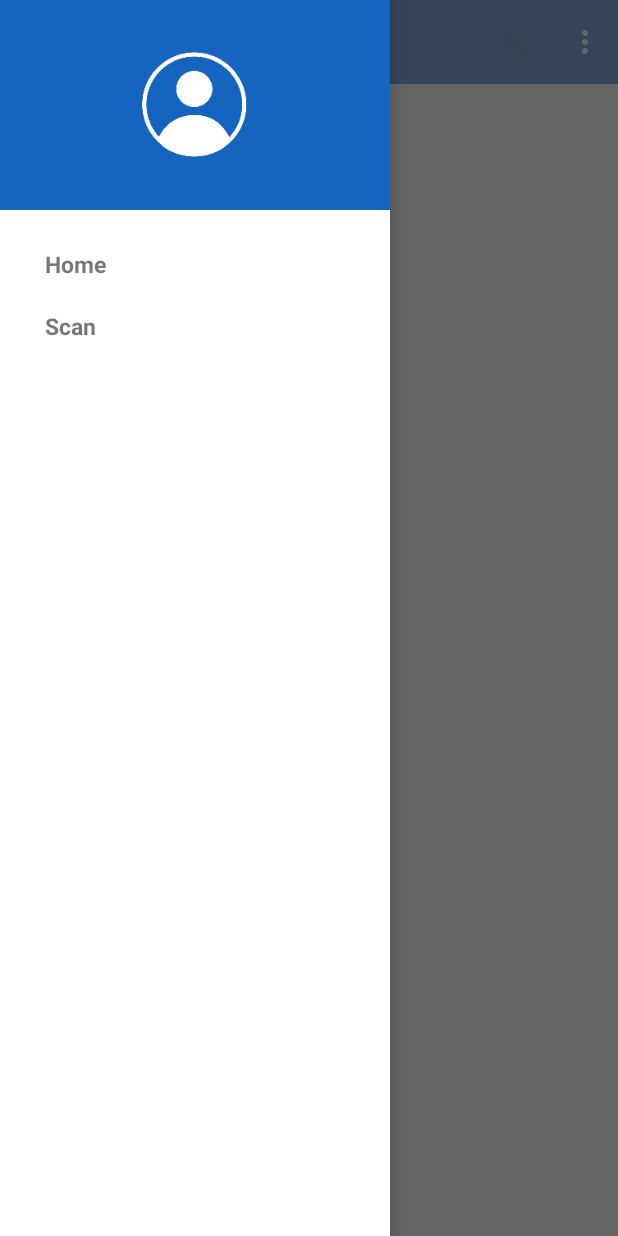
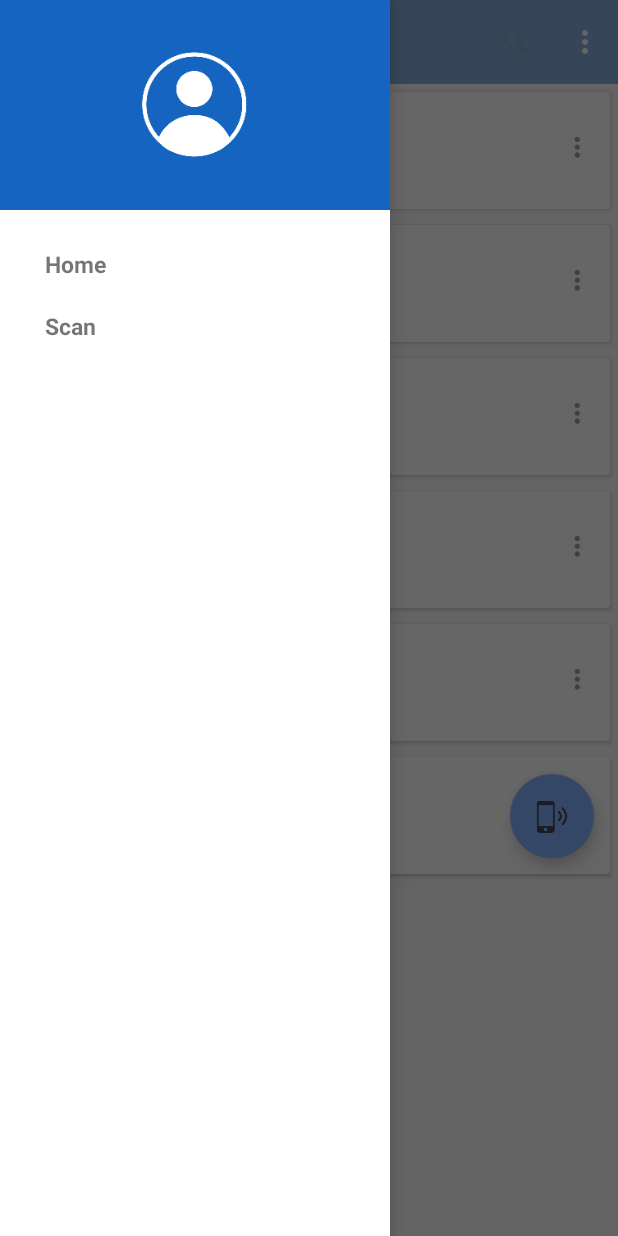
Before and after one commit to vinguyen2011/gochain_frontend, an Android app: the MainActivity screen opened directly, with no data from a screen before it, with the side drawer open, on a phone screen of 412 x 824 dp. Run offline under Robolectric (Android 15) with nearby library versions, the phone set to English and light mode, and no system bars.

Commit message:
Make fab button visible

```diff
--- a/app/src/main/java/com/gochain/gochainandroid/activities/HomeFragment.java
+++ b/app/src/main/java/com/gochain/gochainandroid/activities/HomeFragment.java
@@ -52,6 +52,7 @@ public class HomeFragment extends Fragment {
 
         prepareItems();
 
+        // click on fab button open the scan screen
         fab = (FloatingActionButton) rootView.findViewById(R.id.fab);
         fab.setOnClickListener(new View.OnClickListener() {
             @Override
--- a/app/src/main/java/com/gochain/gochainandroid/activities/LoginActivity.java
+++ b/app/src/main/java/com/gochain/gochainandroid/activities/LoginActivity.java
@@ -75,7 +75,7 @@ public class LoginActivity extends AppCompatActivity {
                     Intent intent = new Intent(getApplicationContext(), MainActivity.class);
                     startActivity(intent);
                 }
-            }, 3000);
+            }, 1000);
     }
 
     private boolean validateEmail() {
--- a/app/src/main/java/com/gochain/gochainandroid/activities/MainActivity.java
+++ b/app/src/main/java/com/gochain/gochainandroid/activities/MainActivity.java
@@ -35,6 +35,8 @@ public class MainActivity extends AppCompatActivity implements FragmentDrawer.Fr
                 getSupportFragmentManager().findFragmentById(R.id.fragment_navigation_drawer);
         drawerFragment.setUp(R.id.fragment_navigation_drawer, (DrawerLayout) findViewById(R.id.drawer_layout), mToolbar);
         drawerFragment.setDrawerListener(this);
+
+        displayView(0);
     }
 
 
--- a/app/src/main/java/com/gochain/gochainandroid/adapter/ItemsAdapter.java
+++ b/app/src/main/java/com/gochain/gochainandroid/adapter/ItemsAdapter.java
@@ -36,6 +36,14 @@ public class ItemsAdapter extends RecyclerView.Adapter<ItemsAdapter.MyViewHolder
             name = (TextView) view.findViewById(R.id.item_name);
             image = (ImageView) view.findViewById(R.id.item_photo);
             overflow = (ImageView) view.findViewById(R.id.overflow);
+
+            view.setOnClickListener(new View.OnClickListener() {
+                @Override
+                public void onClick(View v) {
+                    Toast.makeText(mContext,"clicked="+ getPosition(),Toast.LENGTH_SHORT).show();
+
+                }
+            });
         }
     }
 
@@ -58,7 +66,6 @@ public class ItemsAdapter extends RecyclerView.Adapter<ItemsAdapter.MyViewHolder
         Item item = itemList.get(position);
         holder.name.setText(item.getName());
         holder.image.setImageResource(itemList.get(position).getPhotoId());
-
 
         holder.overflow.setOnClickListener(new View.OnClickListener() {
             @Override
--- a/app/src/main/res/layout/fragment_home.xml
+++ b/app/src/main/res/layout/fragment_home.xml
@@ -1,10 +1,19 @@
 <?xml version="1.0" encoding="utf-8"?>
-<RelativeLayout xmlns:android="http://schemas.android.com/apk/res/android"
+<android.support.design.widget.CoordinatorLayout
+xmlns:android="http://schemas.android.com/apk/res/android"
     xmlns:tools="http://schemas.android.com/tools"
-    android:layout_width="wrap_content"
+    android:layout_width="match_parent"
     android:layout_height="wrap_content"
     android:orientation="vertical"
     tools:context="com.gochain.gochainandroid.activities.HomeFragment">
+
+    <android.support.design.widget.FloatingActionButton
+        android:id="@+id/fab"
+        android:layout_width="wrap_content"
+        android:layout_height="wrap_content"
+        android:layout_gravity="bottom|end"
+        android:layout_margin="@dimen/fab_margin"
+        android:src="@drawable/ic_scan_icon" />
 
     <android.support.v7.widget.RecyclerView
         android:id="@+id/recycler_view"
@@ -12,11 +21,5 @@
         android:layout_height="wrap_content"
         android:clipToPadding="false"
         android:scrollbars="vertical" />
-    <android.support.design.widget.FloatingActionButton
-        android:id="@+id/fab"
-        android:layout_width="wrap_content"
-        android:layout_height="wrap_content"
-        android:layout_gravity="bottom|end"
-        android:layout_margin="@dimen/fab_margin"
-        android:src="@drawable/ic_scan_icon" />
-</RelativeLayout>
+
+</android.support.design.widget.CoordinatorLayout>
--- a/app/src/main/res/layout/item_card.xml
+++ b/app/src/main/res/layout/item_card.xml
@@ -1,21 +1,24 @@
 <LinearLayout xmlns:android="http://schemas.android.com/apk/res/android"
     xmlns:card_view="http://schemas.android.com/apk/res-auto"
+    xmlns:tools="http://schemas.android.com/tools"
     android:layout_width="match_parent"
     android:layout_height="wrap_content">
 
     <android.support.v7.widget.CardView
         android:id="@+id/card_view"
-        android:layout_width="match_parent"
-        android:layout_height="wrap_content">
+        android:layout_width="fill_parent"
+        android:layout_height="wrap_content"
+        android:layout_margin="5dp"
+        card_view:cardCornerRadius="2dp">
 
         <RelativeLayout
             android:layout_width="match_parent"
             android:layout_height="wrap_content"
-            android:padding="16dp" >
+            android:padding="12dp" >
 
             <ImageView
-                android:layout_width="wrap_content"
-                android:layout_height="wrap_content"
+                android:layout_width="54dp"
+                android:layout_height="54dp"
                 android:id="@+id/item_photo"
                 android:layout_alignParentLeft="true"
                 android:layout_alignParentTop="true"
@@ -27,14 +30,14 @@
                 android:id="@+id/item_name"
                 android:layout_toRightOf="@+id/item_photo"
                 android:layout_alignParentTop="true"
-                android:textSize="30sp" />
+                android:textSize="20sp" />
 
             <ImageView
                 android:id="@+id/overflow"
                 android:layout_width="@dimen/ic_item_overflow_width"
                 android:layout_height="@dimen/ic_item_overflow_height"
                 android:layout_alignParentRight="true"
-                android:layout_marginTop="@dimen/ic_item_overflow_margin_top"
+                android:layout_marginTop="10dp"
                 android:scaleType="centerCrop"
                 android:src="@drawable/ic_dots" />
         </RelativeLayout>
```
